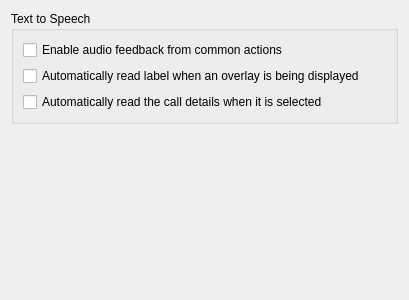
The window that src/conf/dlgaccessibility.ui (KDE/ring-kde) describes before a commit, drawn with Qt 5.
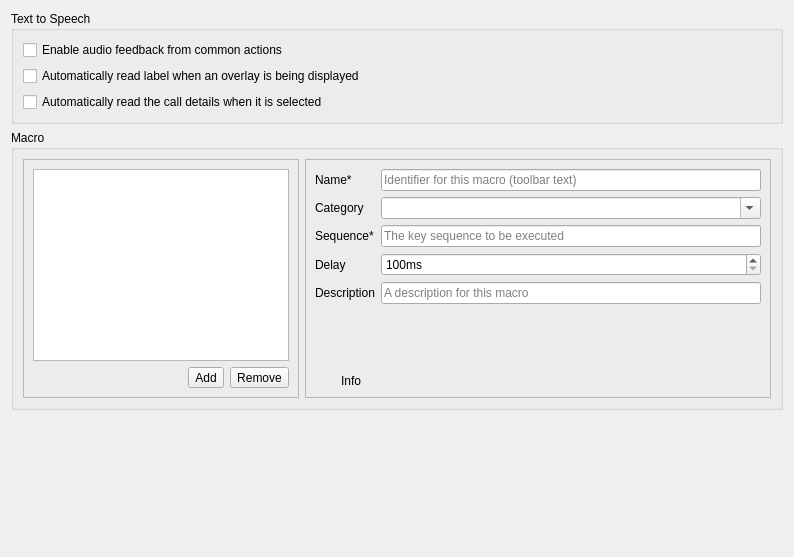
The same window after the commit. Custom widgets are drawn as their Qt base class.

Commit message: Implement incomplete macro support

The edit to the form file:
```diff
--- a/src/conf/dlgaccessibility.ui
+++ b/src/conf/dlgaccessibility.ui
@@ -6,8 +6,8 @@
    <rect>
     <x>0</x>
     <y>0</y>
-    <width>409</width>
-    <height>300</height>
+    <width>794</width>
+    <height>557</height>
    </rect>
   </property>
   <property name="windowTitle">
@@ -44,6 +44,196 @@
      </layout>
     </widget>
    </item>
+   <item>
+    <widget class="QGroupBox" name="groupBox">
+     <property name="title">
+      <string>Macro</string>
+     </property>
+     <layout class="QHBoxLayout" name="horizontalLayout">
+      <item>
+       <widget class="QFrame" name="frame">
+        <property name="frameShape">
+         <enum>QFrame::StyledPanel</enum>
+        </property>
+        <property name="frameShadow">
+         <enum>QFrame::Raised</enum>
+        </property>
+        <layout class="QGridLayout" name="gridLayout_2">
+         <item row="1" column="2">
+          <widget class="QToolButton" name="m_pRemoveTB">
+           <property name="text">
+            <string>Remove</string>
+           </property>
+          </widget>
+         </item>
+         <item row="1" column="1">
+          <widget class="QToolButton" name="m_pAddTB">
+           <property name="text">
+            <string>Add</string>
+           </property>
+          </widget>
+         </item>
+         <item row="0" column="0" colspan="3">
+          <widget class="QListView" name="m_pMacroListLV"/>
+         </item>
+        </layout>
+       </widget>
+      </item>
+      <item>
+       <widget class="QFrame" name="frame_2">
+        <property name="sizePolicy">
+         <sizepolicy hsizetype="Preferred" vsizetype="Preferred">
+          <horstretch>2</horstretch>
+          <verstretch>0</verstretch>
+         </sizepolicy>
+        </property>
+        <property name="sizeIncrement">
+         <size>
+          <width>0</width>
+          <height>0</height>
+         </size>
+        </property>
+        <property name="frameShape">
+         <enum>QFrame::StyledPanel</enum>
+        </property>
+        <property name="frameShadow">
+         <enum>QFrame::Raised</enum>
+        </property>
+        <layout class="QGridLayout" name="gridLayout">
+         <item row="2" column="1">
+          <widget class="QLabel" name="m_pInfoL">
+           <property name="sizePolicy">
+            <sizepolicy hsizetype="Expanding" vsizetype="Minimum">
+             <horstretch>0</horstretch>
+             <verstretch>0</verstretch>
+            </sizepolicy>
+           </property>
+           <property name="text">
+            <string>Info</string>
+           </property>
+           <property name="alignment">
+            <set>Qt::AlignLeading|Qt::AlignLeft|Qt::AlignTop</set>
+           </property>
+           <property name="wordWrap">
+            <bool>true</bool>
+           </property>
+          </widget>
+         </item>
+         <item row="0" column="0" colspan="3">
+          <layout class="QFormLayout" name="formLayout">
+           <item row="0" column="0">
+            <widget class="QLabel" name="m_pNameL">
+             <property name="text">
+              <string>Name*</string>
+             </property>
+            </widget>
+           </item>
+           <item row="0" column="1">
+            <widget class="KLineEdit" name="m_pNameLE">
+             <property name="placeholderText">
+              <string>Identifier for this macro (toolbar text)</string>
+             </property>
+            </widget>
+           </item>
+           <item row="1" column="0">
+            <widget class="QLabel" name="m_pCategoryL">
+             <property name="text">
+              <string>Category</string>
+             </property>
+            </widget>
+           </item>
+           <item row="1" column="1">
+            <widget class="KComboBox" name="m_pCategoryCBB">
+             <property name="editable">
+              <bool>true</bool>
+             </property>
+            </widget>
+           </item>
+           <item row="2" column="0">
+            <widget class="QLabel" name="m_mSequenceL">
+             <property name="text">
+              <string>Sequence*</string>
+             </property>
+            </widget>
+           </item>
+           <item row="2" column="1">
+            <widget class="KLineEdit" name="m_pSequenceLE">
+             <property name="placeholderText">
+              <string>The key sequence to be executed</string>
+             </property>
+            </widget>
+           </item>
+           <item row="3" column="0">
+            <widget class="QLabel" name="m_pDelayL">
+             <property name="text">
+              <string>Delay</string>
+             </property>
+            </widget>
+           </item>
+           <item row="3" column="1">
+            <widget class="QSpinBox" name="m_pDelaySB">
+             <property name="suffix">
+              <string>ms</string>
+             </property>
+             <property name="minimum">
+              <number>100</number>
+             </property>
+             <property name="maximum">
+              <number>10000</number>
+             </property>
+            </widget>
+           </item>
+           <item row="4" column="0">
+            <widget class="QLabel" name="m_pDescriptionL">
+             <property name="text">
+              <string>Description</string>
+             </property>
+            </widget>
+           </item>
+           <item row="4" column="1">
+            <widget class="KLineEdit" name="m_pDescriptionLE">
+             <property name="placeholderText">
+              <string>A description for this macro</string>
+             </property>
+            </widget>
+           </item>
+          </layout>
+         </item>
+         <item row="2" column="0">
+          <widget class="QLabel" name="m_pInfoIconL">
+           <property name="sizePolicy">
+            <sizepolicy hsizetype="Minimum" vsizetype="Preferred">
+             <horstretch>0</horstretch>
+             <verstretch>0</verstretch>
+            </sizepolicy>
+           </property>
+           <property name="text">
+            <string/>
+           </property>
+           <property name="alignment">
+            <set>Qt::AlignLeading|Qt::AlignLeft|Qt::AlignTop</set>
+           </property>
+          </widget>
+         </item>
+         <item row="1" column="0">
+          <spacer name="verticalSpacer_2">
+           <property name="orientation">
+            <enum>Qt::Vertical</enum>
+           </property>
+           <property name="sizeHint" stdset="0">
+            <size>
+             <width>20</width>
+             <height>40</height>
+            </size>
+           </property>
+          </spacer>
+         </item>
+        </layout>
+       </widget>
+      </item>
+     </layout>
+    </widget>
+   </item>
    <item>
     <spacer name="verticalSpacer">
      <property name="orientation">
@@ -59,6 +249,18 @@
    </item>
   </layout>
  </widget>
+ <customwidgets>
+  <customwidget>
+   <class>KComboBox</class>
+   <extends>QComboBox</extends>
+   <header>kcombobox.h</header>
+  </customwidget>
+  <customwidget>
+   <class>KLineEdit</class>
+   <extends>QLineEdit</extends>
+   <header>klineedit.h</header>
+  </customwidget>
+ </customwidgets>
  <resources/>
  <connections/>
 </ui>
```
The commit also changes 11 other files.
